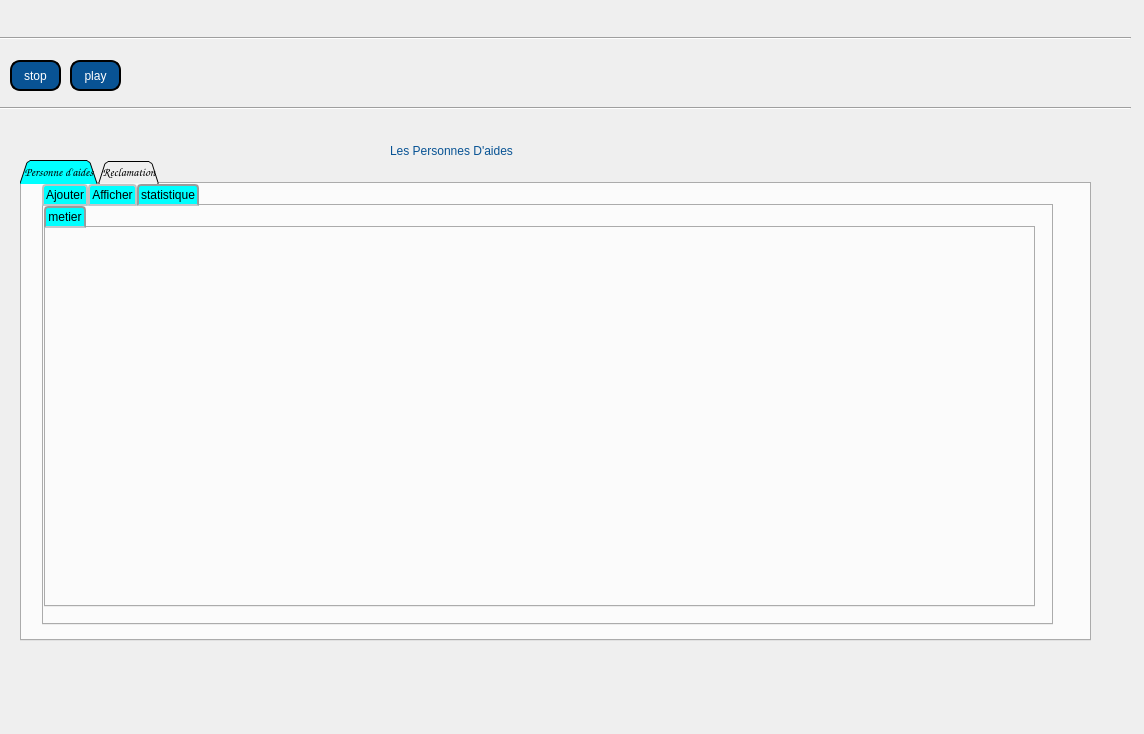
First picture: the form in mainwindow1.ui, repository yanni2302/smart_parental_monitoring_2A22, before the edit.
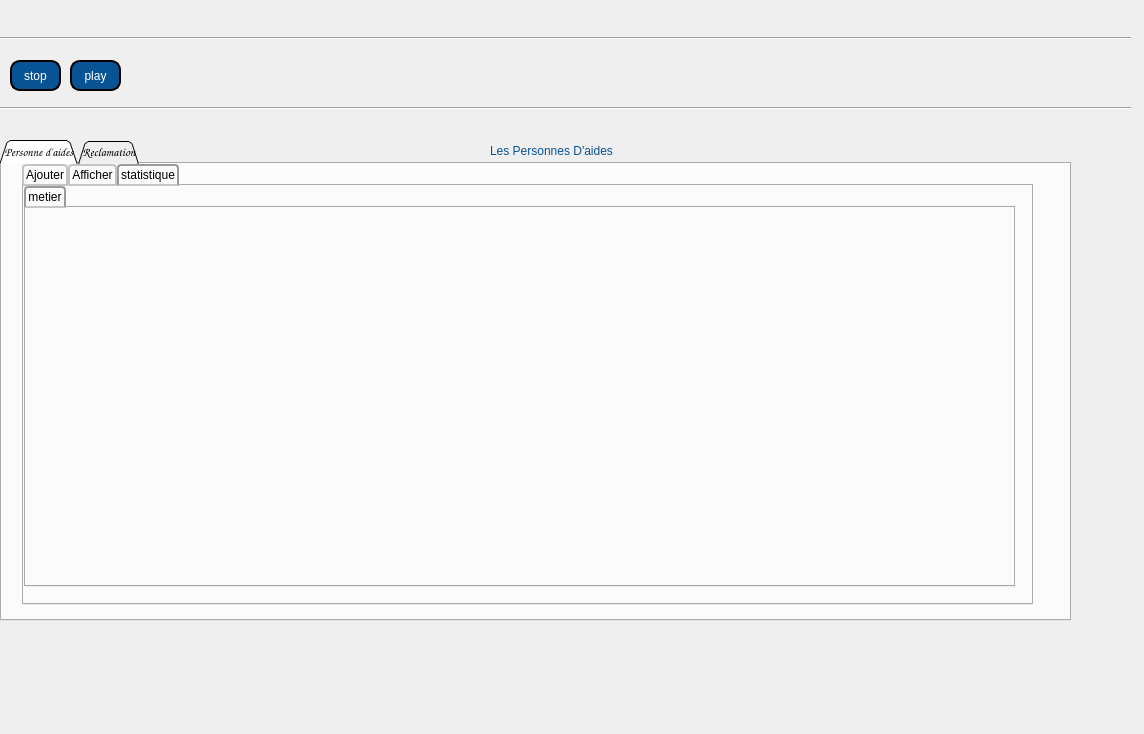
Second picture: the form after the edit. The open tabs and pages were chosen to show the change. Icons and pictures are not drawn.

```diff
--- a/mainwindow1.ui
+++ b/mainwindow1.ui
@@ -115,8 +115,8 @@
   <widget class="QTabWidget" name="tabWidget">
    <property name="geometry">
     <rect>
-     <x>20</x>
-     <y>160</y>
+     <x>0</x>
+     <y>140</y>
      <width>1071</width>
      <height>481</height>
     </rect>
@@ -130,15 +130,12 @@
     </font>
    </property>
    <property name="styleSheet">
-    <string notr="true">
-QTabBar::tab {
-	background-color: rgb(0, 255, 255);
-
+    <string notr="true">QTabBar::tab {
     background: qlineargradient(x1: 0, y1: 0, x2: 0, y2: 1,
-                                stop: 0 #fade02, stop: 0.4 #fade02,
-                                stop: 0.5 #fade02, stop: 1.0 #fade02);
-    border: 2px solid#085394;
-    border-bottom-color: #085394;/* same as the pane color */
+                                stop: 0 #E1E1E1, stop: 0.4 #DDDDDD,
+                                stop: 0.5 #D8D8D8, stop: 1.0 #D3D3D3);
+    border: 2px solid#C4C4C3;
+    border-bottom-color: #C2C7CB; /* same as the pane color */
     border-top-left-radius: 4px;
     border-top-right-radius: 4px;
     min-width:20ex;
@@ -153,10 +150,9 @@
 }
 
 QTabBar::tab:selected {
-    border-color: #085394;
-    border-bottom-color: #085394;/* same as pane color */
-}
-</string>
+    border-color: #9B9B9B;
+    border-bottom-color: #C2C7CB; /* same as pane color */
+}</string>
    </property>
    <property name="tabShape">
     <enum>QTabWidget::Triangular</enum>
@@ -1094,6 +1090,31 @@
          <height>401</height>
         </rect>
        </property>
+       <property name="styleSheet">
+        <string notr="true">QTabBar::tab {
+    background: qlineargradient(x1: 0, y1: 0, x2: 0, y2: 1,
+                                stop: 0 #E1E1E1, stop: 0.4 #DDDDDD,
+                                stop: 0.5 #D8D8D8, stop: 1.0 #D3D3D3);
+    border: 2px solid#C4C4C3;
+    border-bottom-color: #C2C7CB; /* same as the pane color */
+    border-top-left-radius: 4px;
+    border-top-right-radius: 4px;
+    min-width:20ex;
+    padding: 2px;
+     font: bold, &quot;Comic Sans MS&quot;;
+}
+
+QTabBar::tab:selected, QTabBar::tab:hover {
+    background: qlineargradient(x1: 0, y1: 0, x2: 0, y2: 1,
+                                stop: 0 #085394, stop: 0.4 #085394,
+                                stop: 0.5 #085394, stop: 1.0 #085394);
+}
+
+QTabBar::tab:selected {
+    border-color: #9B9B9B;
+    border-bottom-color: #C2C7CB; /* same as pane color */
+}</string>
+       </property>
        <property name="currentIndex">
         <number>0</number>
        </property>
@@ -1630,7 +1651,7 @@
   <widget class="QLabel" name="label_6">
    <property name="geometry">
     <rect>
-     <x>390</x>
+     <x>490</x>
      <y>120</y>
      <width>431</width>
      <height>61</height>
```
Left out of the diff: 12 changed lines with no effect on the pictures.
